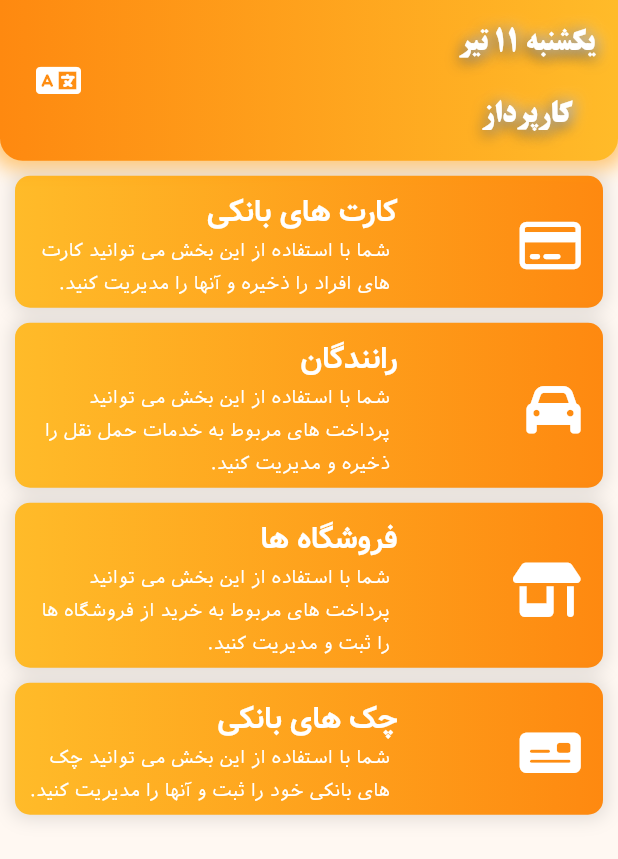
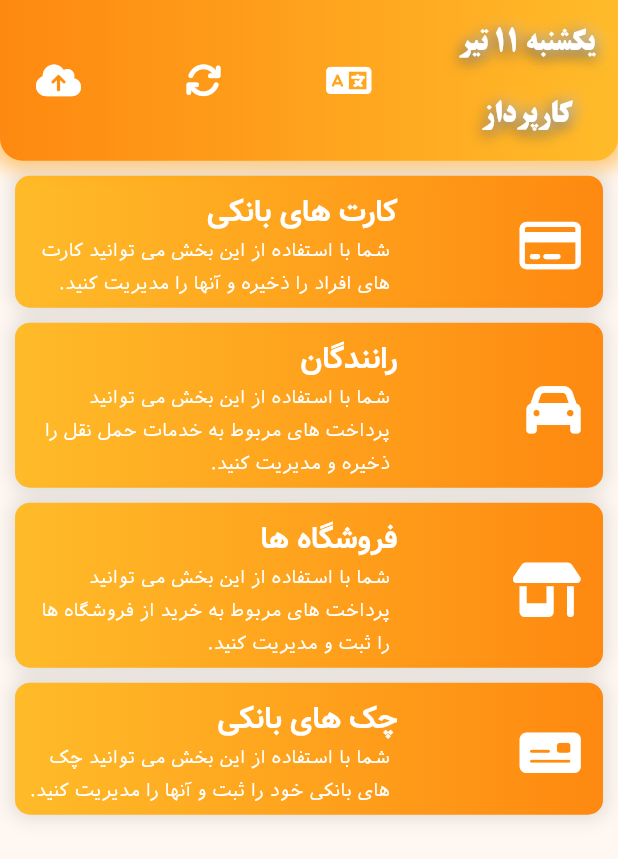
Before and after one commit to HossienHunTa/karpardaz, a Flutter app: the screen it shows after launch, on a phone screen of 412 x 824 dp. Shown: the top 859 px of the screen. Run offline on Flutter 3.47's test engine with Material 2 defaults, Android fonts, the phone set to English and light mode, and no system bars; our stand-ins replace envied, file_picker, flutter_staggered_animations, font_awesome_flutter, get, lazy_load_scrollview and 5 more; accounts and stored records are empty; generated files the repository leaves out were written again; statements that could not run were skipped.

```diff
--- a/lib/app/data/model/repository.dart
+++ b/lib/app/data/model/repository.dart
@@ -1 +1,2 @@
 export 'models/creditCard_model.dart';
+export 'models/driver_model.dart';
--- a/lib/app/global_widgets/myappbar.dart
+++ b/lib/app/global_widgets/myappbar.dart
@@ -2,12 +2,13 @@ import 'package:flutter/material.dart';
 import 'package:flutter_staggered_animations/flutter_staggered_animations.dart';
 import 'package:font_awesome_flutter/font_awesome_flutter.dart';
 import 'package:get/get.dart';
+import 'package:karpardaz/app/modules/home/home_controller.dart';
 import 'package:karpardaz/core/values/values.dart';
 
 // Widget
 import 'widget.dart';
 
-class MyappBar extends StatelessWidget implements PreferredSizeWidget {
+class MyappBar extends GetView<HomeController> implements PreferredSizeWidget {
   const MyappBar({
     super.key,
     this.fromHeight = 30,
@@ -73,6 +74,20 @@ class MyappBar extends StatelessWidget implements PreferredSizeWidget {
                       color: Colors.white,
                     ),
                   ),
+                  IconButton(
+                    onPressed: () => controller.onRestore(),
+                    icon: const FaIcon(
+                      FontAwesomeIcons.sync,
+                      color: Colors.white,
+                    ),
+                  ),
+                  IconButton(
+                    onPressed: () => controller.onBackup(),
+                    icon: const FaIcon(
+                      FontAwesomeIcons.cloudArrowUp,
+                      color: Colors.white,
+                    ),
+                  ),
                 ]),
           ),
         ),
--- /dev/null
+++ b/lib/app/modules/drivers/repository.dart
@@ -0,0 +1,3 @@
+export 'driver_binding.dart';
+export 'driver_controller.dart';
+export 'driver_view.dart';
--- a/lib/app/modules/home/home_binding.dart
+++ b/lib/app/modules/home/home_binding.dart
@@ -4,7 +4,7 @@ import 'home_controller.dart';
 
 class HomeBinding extends Bindings {
   @override
-  void dependencies() {
+  void dependencies() async {
     Get.lazyPut<HomeController>(
       () => HomeController(),
     );
--- a/lib/app/modules/home/home_controller.dart
+++ b/lib/app/modules/home/home_controller.dart
@@ -1,7 +1,21 @@
 import 'package:get/get.dart';
+import 'package:karpardaz/app/data/services/repository.dart';
 
 class HomeController extends GetxController {
-  final count = 0.obs;
+  final ObjectBoxService _objectBoxService = Get.find();
+  final RxString _errorMessage = ''.obs;
+
+  String get errorMessage => _errorMessage.value;
+
+  void onBackup() async {
+    _objectBoxService.backupDatabaseObjBox();
+  }
+
+  void onRestore() async {
+    if (await _objectBoxService.restoreDatabaseObjBox()) {
+      _errorMessage.value = 'موفقیت امیز بود';
+    }
+  }
 
   @override
   void onInit() {
--- a/lib/app/modules/home/home_view.dart
+++ b/lib/app/modules/home/home_view.dart
@@ -58,6 +58,7 @@ class HomeMobileBody extends GetView<HomeController> {
       ),
       text: 'drivers',
       desc: 'desc_drivers',
+      onTap: () => Get.toNamed(Routes.driver),
     ),
     MyItem(
       icon: const FaIcon(
--- a/lib/main.dart
+++ b/lib/main.dart
@@ -4,12 +4,16 @@ import 'package:get/get.dart';
 import 'package:karpardaz/app/data/services/objectbox/objectbox_service.dart';
 import 'package:karpardaz/core/values/values.dart';
 import 'package:karpardaz/routes/pages.dart';
+import 'package:supabase_flutter/supabase_flutter.dart';
 
 void main() async {
   WidgetsFlutterBinding.ensureInitialized();
   await SystemChrome.setPreferredOrientations(
       [DeviceOrientation.portraitUp, DeviceOrientation.portraitDown]);
-
+  await Supabase.initialize(
+    url: Env.supabaseURL,
+    anonKey: Env.supabaseKEY,
+  );
   runApp(MyApp());
 }
 
--- a/lib/routes/pages.dart
+++ b/lib/routes/pages.dart
@@ -1,5 +1,6 @@
 import 'package:get/get.dart';
 import 'package:karpardaz/app/modules/credit_cards/repository.dart';
+import 'package:karpardaz/app/modules/drivers/repository.dart';
 import 'package:karpardaz/app/modules/home/repository.dart';
 
 part 'routes.dart';
@@ -26,10 +27,10 @@ class AppPages {
       page: () => const CreditCardsView(),
       binding: CreditCardsBinding(),
     ),
-    // GetPage(
-    //   name: _Paths.WELCOME,
-    //   page: () => Welcome_View(),
-    //   binding: Welcome_Binding(),
-    // ),
+    GetPage(
+      name: _Paths.driver,
+      page: () => const DriverView(),
+      binding: DriverBinding(),
+    ),
   ];
 }
--- a/lib/routes/routes.dart
+++ b/lib/routes/routes.dart
@@ -10,6 +10,7 @@ abstract class Routes {
   static const HOME = _Paths.HOME;
   static const WELCOME = _Paths.WELCOME;
   static const creditCards = _Paths.creditCards;
+  static const driver = _Paths.driver;
 }
 
 abstract class _Paths {
@@ -20,4 +21,5 @@ abstract class _Paths {
   static const HOME = '/home';
   static const WELCOME = '/welcome';
   static const creditCards = '/creditCards';
+  static const driver = '/driver';
 }
--- a/pubspec.yaml
+++ b/pubspec.yaml
@@ -44,6 +44,8 @@ dependencies:
   lazy_load_scrollview: ^1.3.0
   supabase_flutter: ^1.10.3
   envied: ^0.3.0+3
+  share_plus: ^7.0.2
+  file_picker: ^5.3.2
 
 dev_dependencies:
   flutter_test:
```
Also changed, not shown: lib/app/data/services/objectbox/objectbox_service.dart (+29 -1 lines), pubspec.lock.
